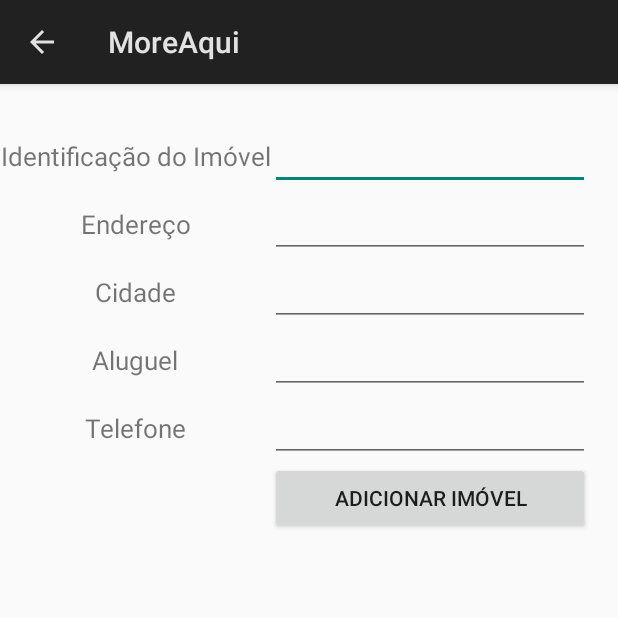
After one commit to COLTEC-TP/Trimestral-01, an Android app: the NovoImovelActivity screen opened directly, with no data from a screen before it, on a phone screen of 412 x 824 dp, the top half of it. The commit adds this screen. Run offline under Robolectric (Android 15) with nearby library versions, the phone set to English and light mode, and no system bars.

Commit message:
Entrega da Prova de TP

```diff
--- a/app/build.gradle
+++ b/app/build.gradle
@@ -21,6 +21,7 @@
 dependencies {
     implementation fileTree(dir: 'libs', include: ['*.jar'])
     implementation 'com.android.support.constraint:constraint-layout:1.1.0'
+    implementation 'com.android.support:appcompat-v7:26.1.0'
     testImplementation 'junit:junit:4.12'
     androidTestImplementation 'com.android.support.test:runner:1.0.2'
     androidTestImplementation 'com.android.support.test.espresso:espresso-core:3.0.2'
--- a/app/src/main/AndroidManifest.xml
+++ b/app/src/main/AndroidManifest.xml
@@ -16,6 +16,7 @@
                 <category android:name="android.intent.category.LAUNCHER" />
             </intent-filter>
         </activity>
+        <activity android:name=".NovoImovelActivity" android:parentActivityName=".MainActivity"></activity>
     </application>
 
 </manifest>
--- /dev/null
+++ b/app/src/main/java/br/ufmg/coltec/tp/moreaqui/NovoImovelActivity.java
@@ -0,0 +1,40 @@
+package br.ufmg.coltec.tp.moreaqui;
+
+import android.app.Activity;
+import android.support.v7.app.AppCompatActivity;
+import android.os.Bundle;
+import android.view.View;
+import android.widget.Button;
+import android.widget.TextView;
+
+public class NovoImovelActivity extends Activity {
+
+    private ImovelDAO dao;
+
+    @Override
+    protected void onCreate(Bundle savedInstanceState) {
+        super.onCreate(savedInstanceState);
+        setContentView(R.layout.activity_novo_imovel);
+
+        dao = ImovelDAO.getInstance();
+
+        Button btn = findViewById(R.id.add_submit);
+
+        btn.setOnClickListener(new View.OnClickListener() {
+            @Override
+            public void onClick(View view) {
+                TextView id = findViewById(R.id.add_identificção);
+                TextView endereço = findViewById(R.id.add_Endereço);
+                TextView cidade = findViewById(R.id.add_cidade);
+                TextView aluguel = findViewById(R.id.add_aluguel);
+                TextView phone = findViewById(R.id.add_telefone);
+
+                Imovel newImovel = new Imovel(id.getText().toString(), endereço.getText().toString(), cidade.getText().toString(), Double.parseDouble(aluguel.getText().toString()), phone.getText().toString());
+
+                dao.adicionarImovel(newImovel);
+
+                NovoImovelActivity.this.finish();
+            }
+        });
+    }
+}
--- /dev/null
+++ b/app/src/main/res/layout/activity_novo_imovel.xml
@@ -0,0 +1,109 @@
+<?xml version="1.0" encoding="utf-8"?>
+<TableLayout xmlns:android="http://schemas.android.com/apk/res/android"
+    xmlns:app="http://schemas.android.com/apk/res-auto"
+    xmlns:tools="http://schemas.android.com/tools"
+    android:layout_width="match_parent"
+    android:layout_height="match_parent"
+    tools:context="br.ufmg.coltec.tp.moreaqui.NovoImovelActivity"
+    android:shrinkColumns="1"
+    >
+
+    <TableRow android:layout_marginTop="25dp">
+
+        <TextView
+            android:id="@+id/textView"
+            android:layout_width="wrap_content"
+            android:layout_height="wrap_content"
+            android:textSize="17dp"
+            android:text="@string/imovel_identificação"
+            android:textAlignment="center"/>
+
+        <EditText
+            android:id="@+id/add_identificção"
+            android:layout_width="wrap_content"
+            android:layout_height="wrap_content"
+            android:ems="10"
+            android:inputType="textPersonName"
+            android:text="" />
+    </TableRow>
+    <TableRow>
+        <TextView
+            android:id="@+id/textView2"
+            android:layout_width="wrap_content"
+            android:layout_height="wrap_content"
+            android:textSize="17dp"
+            android:text="@string/endereco"
+            android:textAlignment="center"/>
+
+        <EditText
+            android:id="@+id/add_Endereço"
+            android:layout_width="wrap_content"
+            android:layout_height="wrap_content"
+            android:ems="10"
+            android:inputType="textPersonName"
+            android:text="" />
+    </TableRow>
+    <TableRow>
+        <TextView
+            android:id="@+id/textView3"
+            android:layout_width="wrap_content"
+            android:layout_height="wrap_content"
+            android:textSize="17dp"
+            android:text="@string/cidade"
+            android:textAlignment="center"/>
+
+        <EditText
+            android:id="@+id/add_cidade"
+            android:layout_width="wrap_content"
+            android:layout_height="wrap_content"
+            android:ems="10"
+            android:inputType="textPersonName"
+            android:text="" />
+    </TableRow>
+    <TableRow>
+        <TextView
+            android:id="@+id/textView4"
+            android:layout_width="wrap_content"
+            android:layout_height="wrap_content"
+            android:textSize="17dp"
+            android:text="@string/aluguel"
+            android:textAlignment="center"/>
+
+        <EditText
+            android:id="@+id/add_aluguel"
+            android:layout_width="wrap_content"
+            android:layout_height="wrap_content"
+            android:ems="10"
+            android:inputType="numberDecimal"
+            android:text="" />
+    </TableRow>
+    <TableRow>
+        <TextView
+            android:id="@+id/textView5"
+            android:layout_width="wrap_content"
+            android:layout_height="wrap_content"
+            android:textSize="17dp"
+            android:text="@string/telefone"
+            android:textAlignment="center"/>
+
+        <EditText
+            android:id="@+id/add_telefone"
+            android:layout_width="wrap_content"
+            android:layout_height="wrap_content"
+            android:ems="10"
+            android:inputType="phone"
+            android:text="" />
+    </TableRow>
+
+    <TableRow>
+        <Button
+            android:id="@+id/add_submit"
+            android:layout_width="wrap_content"
+            android:layout_height="wrap_content"
+            android:text="@string/adcionoar_imovel"
+            android:layout_column="1"/>
+    </TableRow>
+
+
+
+</TableLayout>
--- a/app/src/main/res/values/strings.xml
+++ b/app/src/main/res/values/strings.xml
@@ -1,3 +1,12 @@
 <resources>
     <string name="app_name">MoreAqui</string>
+    <string name="identificação">Identificação</string>
+    <string name="endereco">Endereço</string>
+    <string name="cidade">Cidade</string>
+    <string name="aluguel">Aluguel</string>
+    <string name="telefone">Telefone</string>
+    <string name="add">Adicionar</string>
+    <string name="imovel_identificação">Identificação do Imóvel</string>
+    <string name="adcionoar_imovel">Adicionar Imóvel</string>
+    <string name="procurar">Procurar Imovel</string>
 </resources>
```
Also changed, not shown: app/src/main/java/br/ufmg/coltec/tp/moreaqui/ImoveisAdapter.java (+16 -4 lines), app/src/main/java/br/ufmg/coltec/tp/moreaqui/ImovelDAO.java (+11 -3 lines), app/src/main/java/br/ufmg/coltec/tp/moreaqui/MainActivity.java (+74 -15 lines), app/src/main/res/drawable/add.xml (added, +9 -0 lines), app/src/main/res/drawable/search.xml (added, +9 -0 lines), app/src/main/res/layout/adapter_imoveis.xml (added, +58 -0 lines), app/src/main/res/menu/actionbar_main.xml (added, +16 -0 lines), 1 other file.
